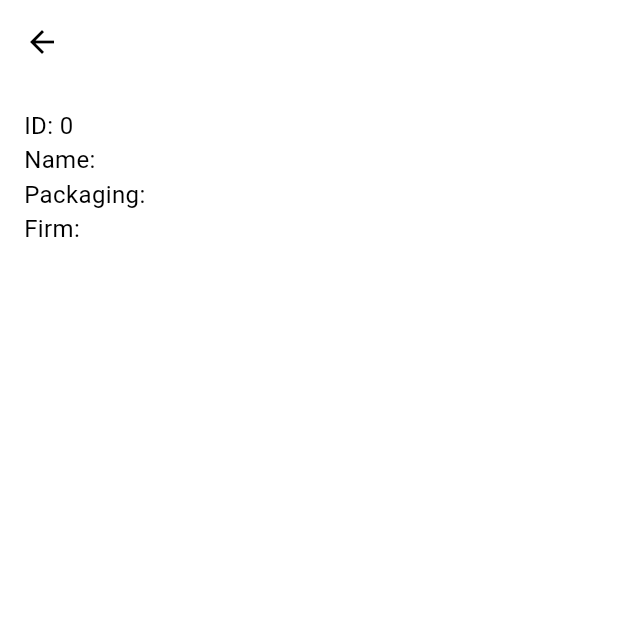
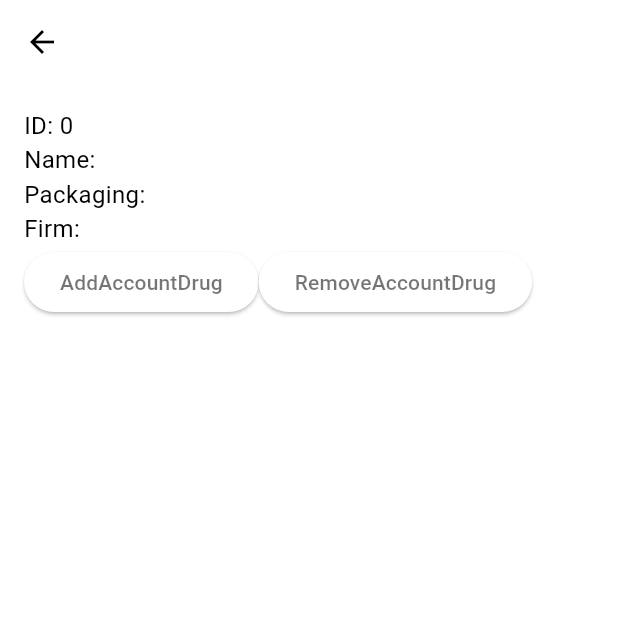
Before and after one commit to Geara0/drugpack_frontend, a Flutter app: the DrugPage screen opened directly with empty values, on a phone screen of 412 x 824 dp, the top half of it. Run offline on Flutter 3.47's test engine with Material 3 defaults, Android fonts, the phone set to English and light mode, and no system bars; our stand-ins replace bloc, dio, easy_localization, flutter_bloc, flutter_secure_storage, freezed_annotation and 3 more; accounts and stored records are empty; generated files the repository leaves out were written again; statements that could not run were skipped.

Commit message:
Реализовано добавление/удаление препарата к аккаунту.

```diff
--- a/lib/blocs/profile_bloc/client/client.dart
+++ b/lib/blocs/profile_bloc/client/client.dart
@@ -20,7 +20,11 @@ abstract class ProfileClient {
   });
   @POST('/account/addDrugs')
   Future<String> addAccountDrugs({
-    @Field() required String email,
+    @Field() required String drugId,
+  });
+  @POST('/account/removeDrugs')
+  Future<String> removeAccountDrugs({
+    @Field() required String drugId,
   });
   @POST('/account/addConditions')
   Future<String> addAccountConditions({
--- a/lib/blocs/profile_bloc/profile_event.dart
+++ b/lib/blocs/profile_bloc/profile_event.dart
@@ -8,3 +8,14 @@ class GetAccountDrugs extends ProfileEvent {
   @override
   String toString() => 'GetAccountDrugs { email: $email}';
 }
+
+class AddAccountDrug extends ProfileEvent {
+  final String drugId;
+
+  AddAccountDrug(this.drugId);
+}
+class RemoveAccountDrug extends ProfileEvent {
+  final String drugId;
+
+  RemoveAccountDrug(this.drugId);
+}
--- a/lib/blocs/search_bloc/responses/search_response.dart
+++ b/lib/blocs/search_bloc/responses/search_response.dart
@@ -2,7 +2,7 @@ import 'package:freezed_annotation/freezed_annotation.dart';
 
 part 'search_response.freezed.dart';
 
-part 'search_response.g.dart';
+// part 'search_response.g.dart';
 
 @Freezed(genericArgumentFactories: true)
 class SearchResponse<T> with _$SearchResponse<T> {
--- a/lib/pages/drug_page.dart
+++ b/lib/pages/drug_page.dart
@@ -1,13 +1,20 @@
+import 'package:drugpack/blocs/profile_bloc/profile_bloc.dart';
+import 'package:easy_localization/easy_localization.dart';
 import 'package:flutter/material.dart';
+import 'package:flutter_bloc/flutter_bloc.dart';
+import '../blocs/profile_bloc/profile_event.dart';
 import '../dto/drug/drug_dto.dart';
 
 class DrugPage extends StatelessWidget {
   final DrugDto drugDto;
+  final String id;
 
-  DrugPage({required this.drugDto});
+  DrugPage({super.key, required this.id, required this.drugDto});
 
   @override
   Widget build(BuildContext context) {
+    final profileBloc = context.read<ProfileBloc>();
+
     return Scaffold(
       appBar: AppBar(
         title: Text(drugDto.name),
@@ -34,6 +41,17 @@ class DrugPage extends StatelessWidget {
               'Firm: ${drugDto.firm}',
               style: TextStyle(fontSize: 16.0),
             ),
+            Row(children: [ElevatedButton(
+              onPressed: () {
+                profileBloc.add(AddAccountDrug(drugDto.id.toString()));
+              },
+              child: Text('AddAccountDrug'.tr()),
+            ),ElevatedButton(
+              onPressed: () {
+                profileBloc.add(RemoveAccountDrug(drugDto.id.toString()));
+              },
+              child: Text('RemoveAccountDrug'.tr()),
+            ),],)
           ],
         ),
       ),
```
Also changed, not shown: lib/blocs/profile_bloc/profile_bloc.dart (+42 -1 lines), lib/pages/home_page.dart (+16 -26 lines), lib/router/router.dart (+37 -12 lines), lib/widgets/scaffold_nav_bar.dart (added, +48 -0 lines).
